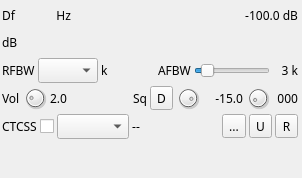
Old version of the form plugins/channelrx/demodnfm/nfmdemodgui.ui in the repository f4exb/sdrangel.
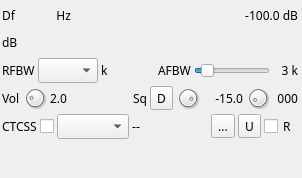
New version of the form. Icons and pictures are not drawn. Custom widgets are drawn as their Qt base class.

Commit message: NFM demod: replace RTP button switch by a checkbox

Patch:
```diff
--- a/plugins/channelrx/demodnfm/nfmdemodgui.ui
+++ b/plugins/channelrx/demodnfm/nfmdemodgui.ui
@@ -612,16 +612,13 @@
        </widget>
       </item>
       <item>
-       <widget class="ButtonSwitch" name="useRTP">
+       <widget class="QCheckBox" name="useRTP">
         <property name="toolTip">
          <string>Use RTP protocol for sending audio via UDP</string>
         </property>
         <property name="text">
          <string>R</string>
         </property>
-        <property name="checkable">
-         <bool>true</bool>
-        </property>
        </widget>
       </item>
      </layout>
```
Left out of the diff: 2 changed lines with no effect on the pictures.
